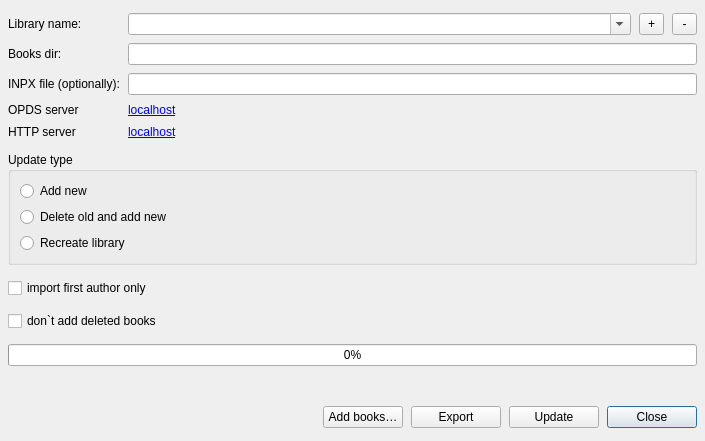
First picture: the form in src/librariesdlg.ui, repository petrovvlad/freeLib, before the edit.
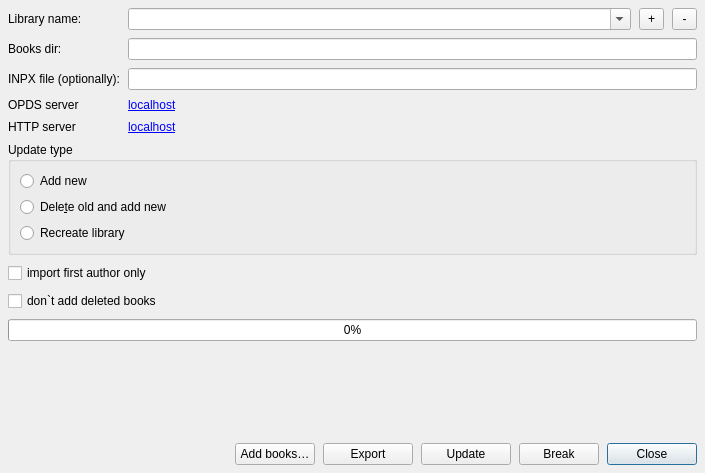
Second picture: the form after the edit.

Commit message: fix: Library dialog doens't close #142

```diff
--- a/src/librariesdlg.ui
+++ b/src/librariesdlg.ui
@@ -10,7 +10,7 @@
     <x>0</x>
     <y>0</y>
     <width>705</width>
-    <height>441</height>
+    <height>473</height>
    </rect>
   </property>
   <property name="sizePolicy">
@@ -192,7 +192,7 @@
       <item>
        <widget class="QRadioButton" name="del_old">
         <property name="text">
-         <string>Delete old and add new</string>
+         <string>Dele&amp;te old and add new</string>
         </property>
        </widget>
       </item>
@@ -252,6 +252,22 @@
      </property>
     </widget>
    </item>
+   <item>
+    <spacer name="verticalSpacer">
+     <property name="orientation">
+      <enum>Qt::Orientation::Vertical</enum>
+     </property>
+     <property name="sizeType">
+      <enum>QSizePolicy::Policy::Expanding</enum>
+     </property>
+     <property name="sizeHint" stdset="0">
+      <size>
+       <width>20</width>
+       <height>10</height>
+      </size>
+     </property>
+    </spacer>
+   </item>
    <item>
     <layout class="QHBoxLayout" name="horizontalLayout">
      <item>
@@ -304,7 +320,14 @@
       </widget>
      </item>
      <item>
-      <widget class="QPushButton" name="btnCancel">
+      <widget class="QPushButton" name="btnBreak">
+       <property name="text">
+        <string>Break</string>
+       </property>
+      </widget>
+     </item>
+     <item>
+      <widget class="QPushButton" name="btnClose">
        <property name="minimumSize">
         <size>
          <width>90</width>
```
Left out of the diff: 21 changed lines with no effect on the pictures. The commit also changes 3 other files.
